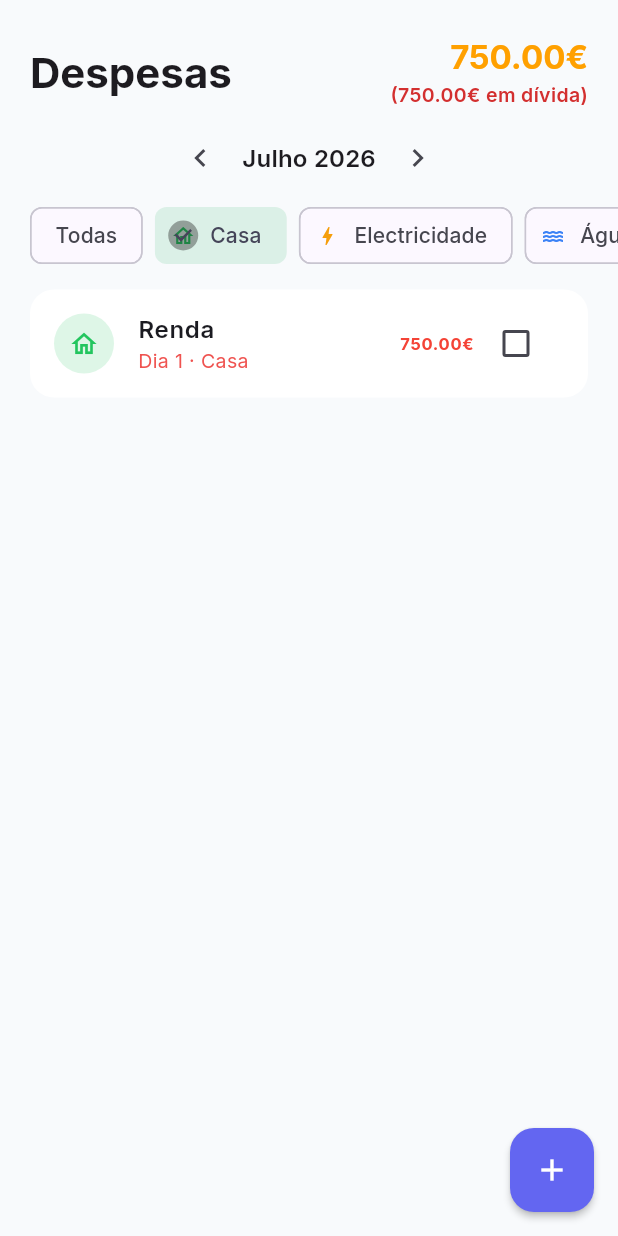
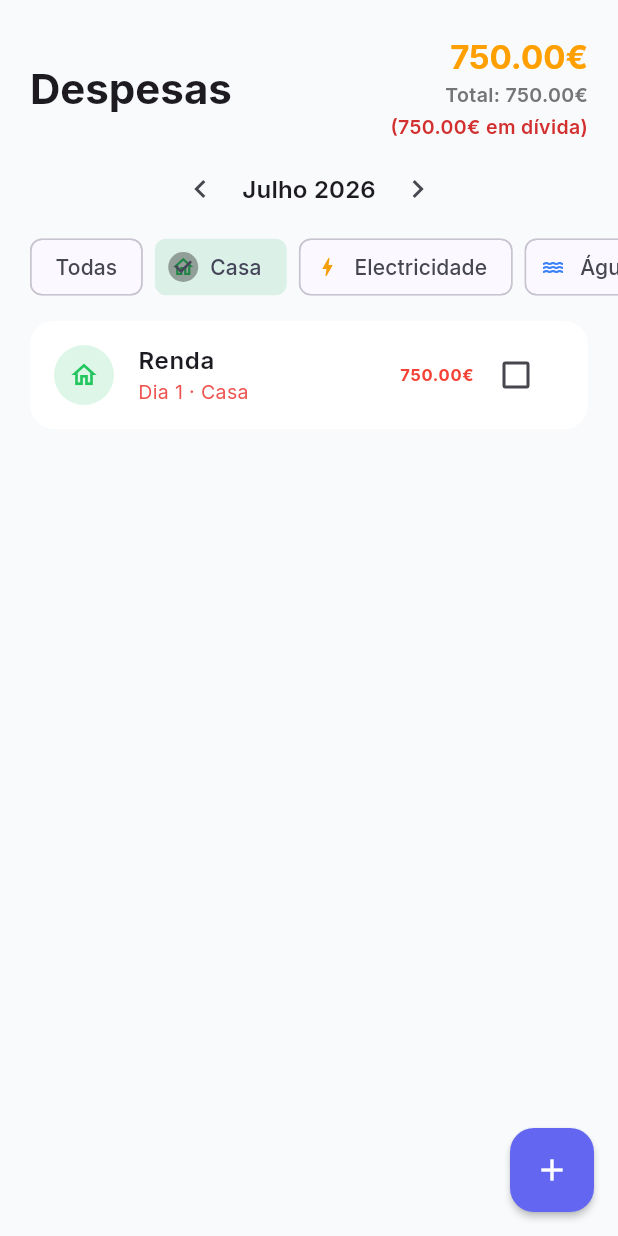
Before and after one commit to pocketpitapps-ops/bill_pit, a Flutter app: the ExpensesPage screen opened directly, after a tap on the "chevron left" icon, after a tap on the "chevron right" icon, after a tap on "Casa", on a phone screen of 412 x 824 dp. Run offline on Flutter 3.47's test engine with Material 3 defaults, Android fonts, the phone set to English and light mode, and no system bars; our stand-ins replace audioplayers, fl_chart, flutter_local_notifications, google_fonts, isar_community, shared_preferences; missing offline and left inert: workmanager; accounts and stored records are empty; generated files the repository leaves out were written again; statements that could not run were skipped.

Commit message:
fix: category save on create, start date filtering, Liquidado value, paid status per-month
- Expense form: category default set in initState not build (was resetting on every rebuild)
- Expense form: fallback category only when _category is empty (safe guard)
- Repository: fixed/monthly expenses now respect startDate (won't appear in months before start)
- Expenses page: Liquidado now shows the paid total amount underneath
- Expenses page: unpaid view now shows total month amount below the yellow value
- Home page: upcoming uses paidMonths instead of isPaid global flag

```diff
--- a/lib/data/repositories/expense_repository.dart
+++ b/lib/data/repositories/expense_repository.dart
@@ -79,6 +79,10 @@ class ExpenseRepository {
     switch (e.type) {
       case ExpenseType.fixed:
       case ExpenseType.monthly:
+        if (e.startDate != null) {
+          final startMonth = DateTime(e.startDate!.year, e.startDate!.month);
+          if (target.isBefore(startMonth)) return false;
+        }
         return true;
       case ExpenseType.periodic:
         if (e.startDate == null) return true;
--- a/lib/features/expenses/expenses_page.dart
+++ b/lib/features/expenses/expenses_page.dart
@@ -79,6 +79,8 @@ class _ExpensesPageState extends State<ExpensesPage> {
             }
             final sorted = [...unpaidFirst, ...paidLast];
             final unpaidTotal = unpaidFirst.fold<double>(0, (s, e) => s + e.amount);
+            final monthTotal = filtered.fold<double>(0, (s, e) => s + e.amount);
+            final paidTotal = monthTotal - unpaidTotal;
 
             final overdueExpenses = unpaidFirst.where((e) {
               final effectiveDay = e.effectiveDueDay(_selectedMonth.month, _selectedMonth.year);
@@ -102,12 +104,28 @@ class _ExpensesPageState extends State<ExpensesPage> {
                           style: Theme.of(context).textTheme.headlineMedium?.copyWith(fontWeight: FontWeight.bold),
                         ),
                         if (allPaid)
+                          Column(
+                            crossAxisAlignment: CrossAxisAlignment.end,
+                            children: [
                               Text(
                                 'Liquidado',
                                 style: Theme.of(context).textTheme.titleLarge?.copyWith(
                                   fontWeight: FontWeight.bold,
                                   color: Colors.green,
                                 ),
+                              ),
+                              Padding(
+                                padding: const EdgeInsets.only(top: 2),
+                                child: Text(
+                                  '${paidTotal.toStringAsFixed(2)}€',
+                                  style: TextStyle(
+                                    fontSize: 13,
+                                    fontWeight: FontWeight.w600,
+                                    color: Colors.green.shade700,
+                                  ),
+                                ),
+                              ),
+                            ],
                           )
                         else
                           Column(
@@ -118,6 +136,17 @@ class _ExpensesPageState extends State<ExpensesPage> {
                                 style: Theme.of(context).textTheme.titleLarge?.copyWith(
                                   fontWeight: FontWeight.bold,
                                   color: Colors.amber.shade700,
+                                ),
+                              ),
+                              Padding(
+                                padding: const EdgeInsets.only(top: 2),
+                                child: Text(
+                                  'Total: ${monthTotal.toStringAsFixed(2)}€',
+                                  style: TextStyle(
+                                    fontSize: 13,
+                                    fontWeight: FontWeight.w600,
+                                    color: Colors.grey.shade600,
+                                  ),
                                 ),
                               ),
                               if (hasOverdue)
--- a/lib/features/home/home_page.dart
+++ b/lib/features/home/home_page.dart
@@ -91,8 +91,9 @@ class _DashboardTab extends StatelessWidget {
             ..sort((a, b) => b.value.compareTo(a.value));
 
           final today = DateTime(now.year, now.month, now.day);
+          final monthKey = Expense.monthKey(now.month, now.year);
           final upcoming = expenses.where((e) {
-            if (e.isPaid) return false;
+            if (e.paidMonths.contains(monthKey)) return false;
             if (e.type == ExpenseType.periodic && e.startDate != null) {
               final freq = e.notifyDaysBefore.abs() > 0 ? e.notifyDaysBefore.abs() : 1;
               final start = e.startDate!;
```
Also changed, not shown: lib/features/expense_form/expense_form_page.dart (+10 -8 lines). Lines whose indentation alone changed are shown as unchanged.
